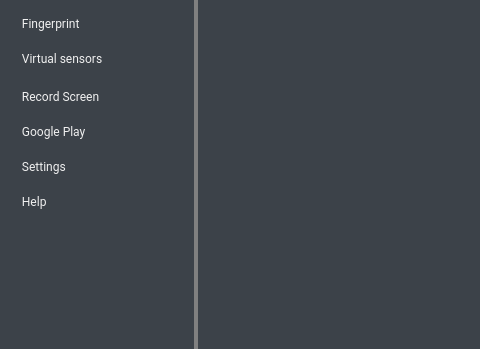
This is android/android-emu/android/skin/qt/extended.ui in vicamo/libandroid-emugl as Qt 5 draws it before an edit; both pictures show x 0 to 480 and y 251 to 600 of the 820 by 600 pixel window. The edited form follows.
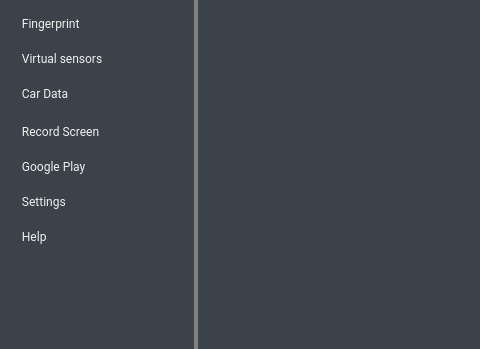
This is the edited form. The open tabs and pages were chosen to show the change. Icons and pictures are not drawn. Custom widgets are drawn as their Qt base class.

Commit message:
Add skeleton for car data emulation.
+ Add a car pipe service for communicating with defaul vehical hal

+ Add the VehicleHalProto for communicating with vehicel hal
  + This file need to be synched with the same file from
     hardware/interface/vehicle/ in master branch.

+ Add a tab in extended control window for car data
  + Only enable the tab when running an Android Auto system image
  + Added simple functionality to send data to Vehicel Hal
  + Read data from Vehicle Hal and deserialize it into protobuf and
    display it on screen.

```diff
--- a/android/android-emu/android/skin/qt/extended.ui
+++ b/android/android-emu/android/skin/qt/extended.ui
@@ -76,6 +76,7 @@
    <widget class="GooglePlayPage" name="googlePlayPage"/>
    <widget class="SettingsPage" name="settingsPage"/>
    <widget class="HelpPage" name="helpPage"/>
+   <widget class="CarDataPage" name="carDataPage"/>
    <widget class="QWidget" name="page">
     <widget class="QGroupBox" name="locationGroup_4">
      <property name="geometry">
@@ -758,6 +759,57 @@
         </property>
        </widget>
       </item>
+      <item>
+       <widget class="QPushButton" name="carDataButton">
+        <property name="font">
+          <font>
+           <family>Roboto</family>
+         </font>
+        </property>
+        <!-- Default invisible, will change to visible programmatically when running Android Auto
+             system image -->
+        <property name="visible">
+         <bool>false</bool>
+        </property>
+        <property name="autoFillBackground">
+         <bool>false</bool>
+        </property>
+        <property name="styleSheet">
+         <string notr="true">/* overridden by stylesheet_template.css */
+border: none;
+text-align: left;
+padding: 10px 0px 10px 16px;</string>
+        </property>
+        <property name="text">
+         <string>  Car Data</string>
+        </property>
+        <property name="icon">
+         <iconset resource="resources.qrc">
+          <normaloff>:/light/android_auto</normaloff>:/light/android_auto</iconset>
+        </property>
+        <property name="iconSize">
+         <size>
+          <width>20</width>
+          <height>20</height>
+         </size>
+        </property>
+        <property name="checkable">
+         <bool>true</bool>
+        </property>
+        <property name="flat">
+         <bool>true</bool>
+        </property>
+        <property name="themeIconName" stdset="0">
+         <string>android_auto</string>
+        </property>
+        <property name="ColorGroup" stdset="0">
+         <string>MajorTab</string>
+        </property>
+        <property name="report_metrics" stdset="0">
+         <bool>false</bool>
+        </property>
+       </widget>
+      </item>
       <item>
        <widget class="Line" name="line">
         <property name="sizePolicy">
@@ -1080,6 +1132,12 @@
    <header>android/skin/qt/extended-pages/google-play-page.h</header>
    <container>1</container>
   </customwidget>
+  <customwidget>
+   <class>CarDataPage</class>
+   <extends>QWidget</extends>
+   <header>android/skin/qt/extended-pages/car-data-page.h</header>
+   <container>1</container>
+  </customwidget>
  </customwidgets>
  <tabstops>
   <tabstop>locationButton</tabstop>
```
Left out of the diff: 1 changed line with no effect on the pictures. The commit also changes 29 other files.
